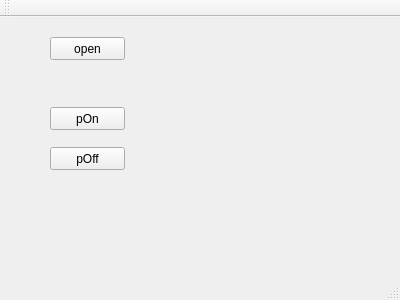
baradoid/polden-projector-desktop-ctrl, file mainwindow.ui: the form before one commit.
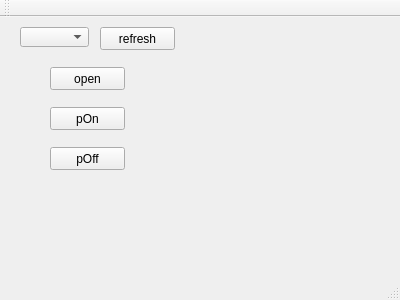
The form after the commit.

Commit message: правки

Diff of the .ui file:
```diff
--- a/mainwindow.ui
+++ b/mainwindow.ui
@@ -18,7 +18,7 @@
     <property name="geometry">
      <rect>
       <x>50</x>
-      <y>20</y>
+      <y>50</y>
       <width>75</width>
       <height>23</height>
      </rect>
@@ -53,6 +53,29 @@
      <string>pOff</string>
     </property>
    </widget>
+   <widget class="QComboBox" name="comComboBox">
+    <property name="geometry">
+     <rect>
+      <x>20</x>
+      <y>10</y>
+      <width>69</width>
+      <height>20</height>
+     </rect>
+    </property>
+   </widget>
+   <widget class="QPushButton" name="pushButton_refreshCom">
+    <property name="geometry">
+     <rect>
+      <x>100</x>
+      <y>10</y>
+      <width>75</width>
+      <height>23</height>
+     </rect>
+    </property>
+    <property name="text">
+     <string>refresh</string>
+    </property>
+   </widget>
   </widget>
   <widget class="QMenuBar" name="menuBar">
    <property name="geometry">
```
The commit also changes 2 other files.
